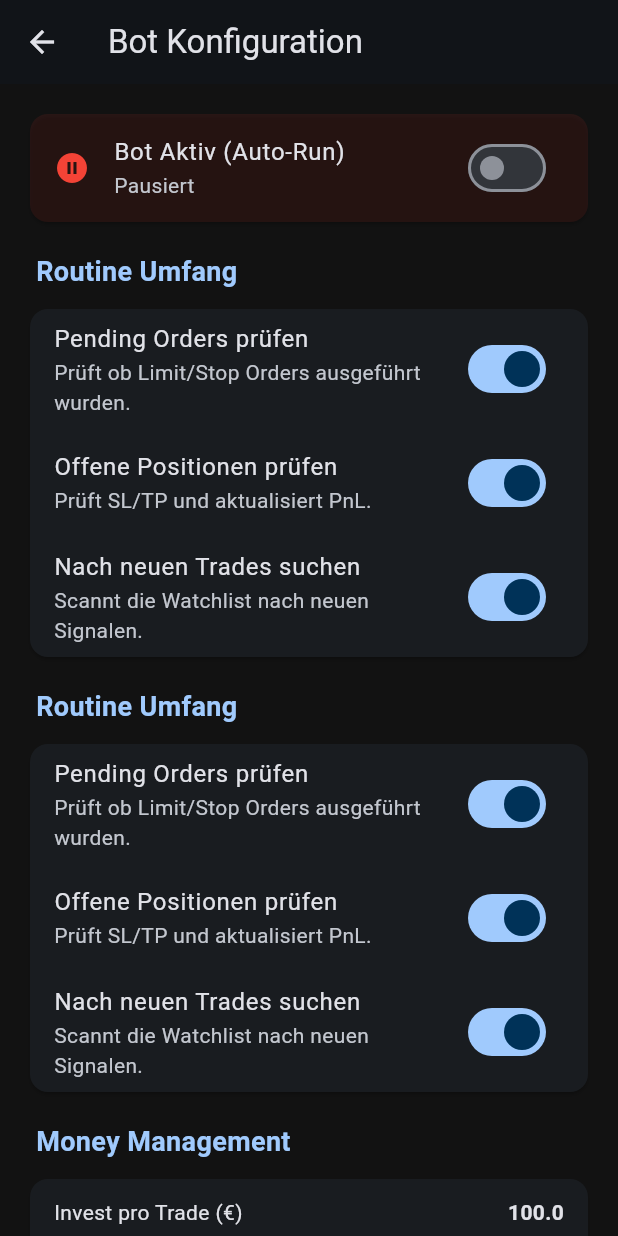
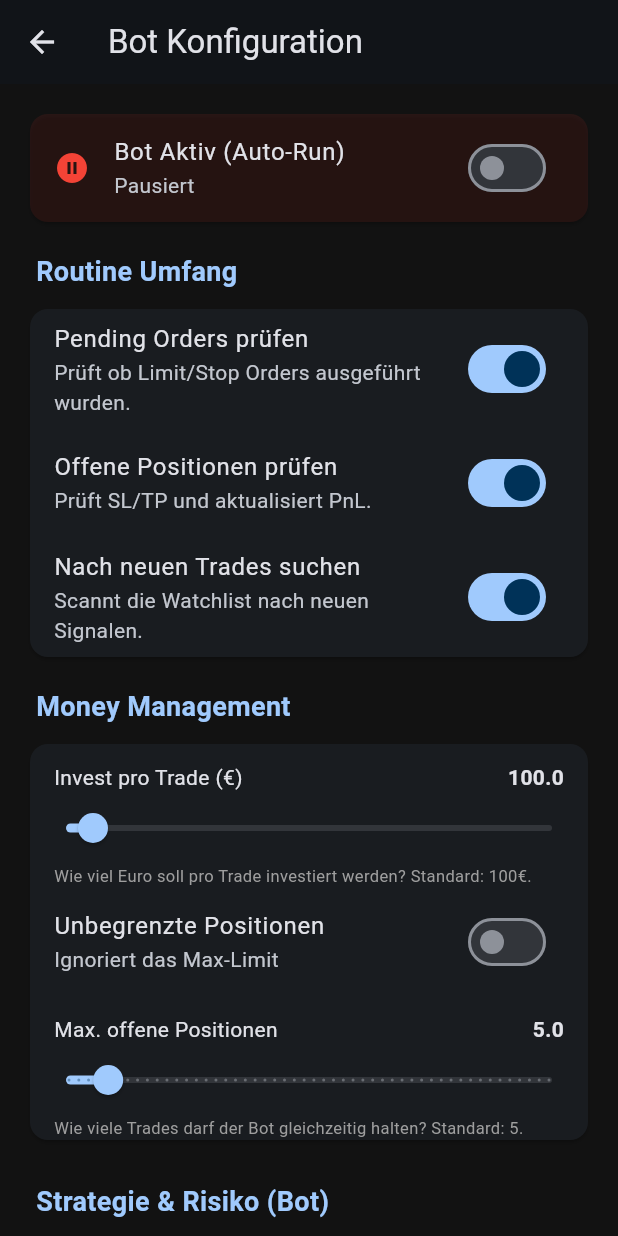
Before and after one commit to pono1012/tester, a Flutter app: the BotSettingsScreen screen opened directly, on a phone screen of 412 x 824 dp. Run offline on Flutter 3.47's test engine with Material 3 defaults, Android fonts, the phone set to English and light mode, and no system bars; our stand-ins replace fl_chart, package_info_plus, shared_preferences; accounts and stored records are empty; network calls fail.

Commit message:
2FachRoutineUmfangBugFix

```diff
--- a/lib/ui/bot_settings_screen.dart
+++ b/lib/ui/bot_settings_screen.dart
@@ -39,33 +39,7 @@ class BotSettingsScreen extends StatelessWidget {
             ),
 
           const SizedBox(height: 16),
-// --- Sektion: Routine Umfang (Performance) ---
-          _buildSectionHeader(context, "Routine Umfang"),
-          Card(
-            child: Column(
-              children: [
-                SwitchListTile(
-                  title: const Text("Pending Orders prüfen"),
-                  subtitle: const Text("Prüft ob Limit/Stop Orders ausgeführt wurden."),
-                  value: bot.enableCheckPending,
-                  onChanged: (v) => bot.updateRoutineFlags(pending: v),
-                ),
-                SwitchListTile(
-                  title: const Text("Offene Positionen prüfen"),
-                  subtitle: const Text("Prüft SL/TP und aktualisiert PnL."),
-                  value: bot.enableCheckOpen,
-                  onChanged: (v) => bot.updateRoutineFlags(open: v),
-                ),
-                SwitchListTile(
-                  title: const Text("Nach neuen Trades suchen"),
-                  subtitle: const Text("Scannt die Watchlist nach neuen Signalen."),
-                  value: bot.enableScanNew,
-                  onChanged: (v) => bot.updateRoutineFlags(scan: v),
-                ),
-              ],
-            ),
-          ),
-          const SizedBox(height: 16),
+
  // --- Sektion: Routine Umfang (Performance) ---
           _buildSectionHeader(context, "Routine Umfang"),
           Card(
```
